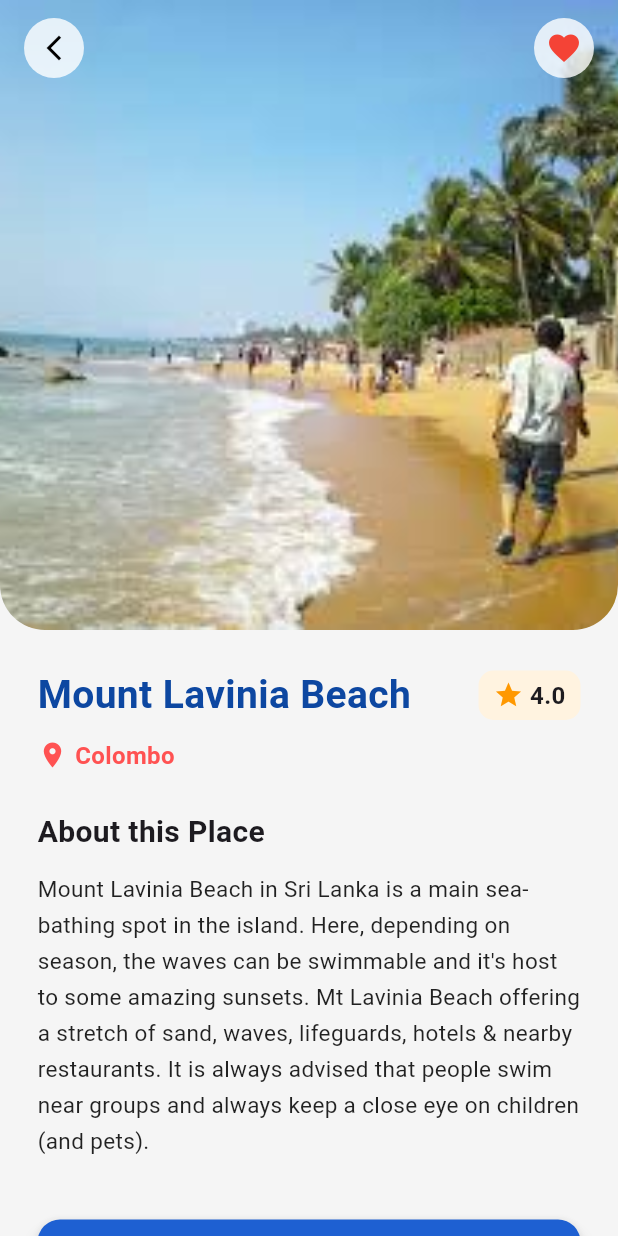
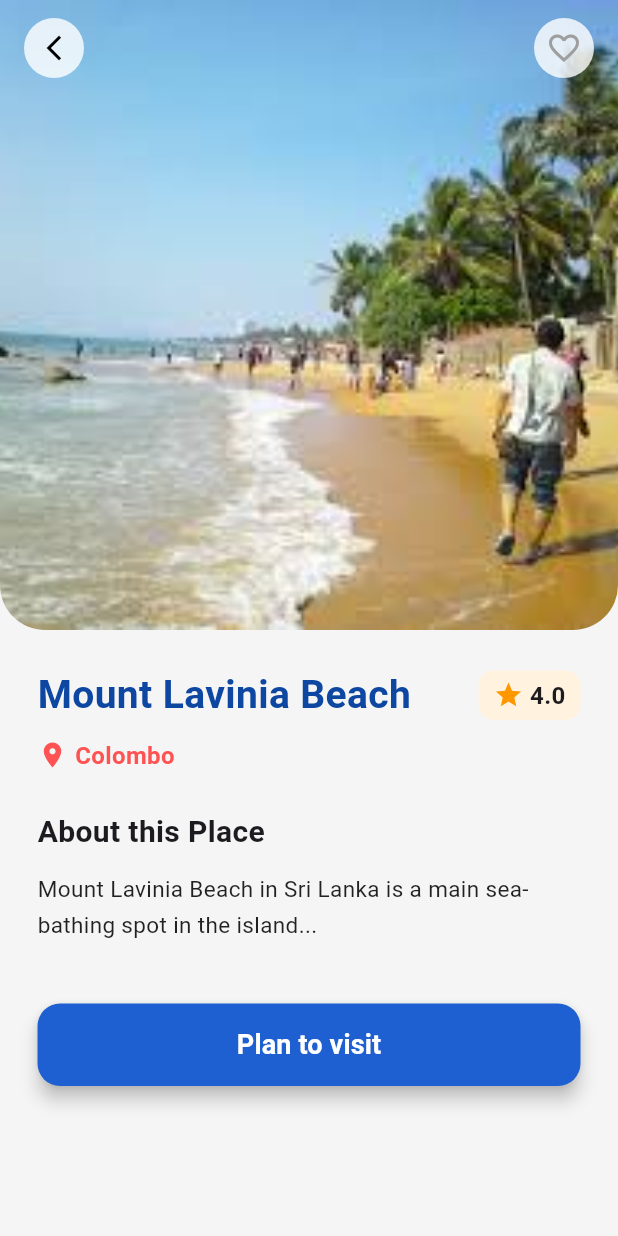
Before and after one commit to SasinduYomal/Simple-Travel-Application, a Flutter app: the DetailsScreen screen opened directly with sample values from the repository, after a tap on the "favorite" icon, on a phone screen of 412 x 824 dp. Run offline on Flutter 3.47's test engine with Material 3 defaults, Android fonts, the phone set to English and light mode, and no system bars.

Commit message:
implement favorite functionality and refactor details screen logic

```diff
--- a/lib/data/places_data.dart
+++ b/lib/data/places_data.dart
@@ -1,12 +1,11 @@
 import '../models/place.dart';
 
-const List<Place> places = [
+List<Place> places = [
   Place(
     id: '1',
     name: 'Mount Lavinia Beach',
     location: 'Colombo',
-    description:
-    'Mount Lavinia Beach in Sri Lanka is a main sea-bathing spot in the island. Here, depending on season, the waves can be swimmable and it\'s host to some amazing sunsets. Mt Lavinia Beach offering a stretch of sand, waves, lifeguards, hotels & nearby restaurants. It is always advised that people swim near groups and always keep a close eye on children (and pets).',
+    description: 'Mount Lavinia Beach in Sri Lanka is a main sea-bathing spot in the island...',
     rating: 4.0,
     imagePath: 'assets/place1.jpg',
     category: 'Beach',
@@ -16,8 +15,7 @@ const List<Place> places = [
     id: '2',
     name: 'Gregory Lake',
     location: 'Nuwara Eliya',
-    description:
-    'Gregory Lake is a peaceful attraction surrounded by misty hills.',
+    description: 'Gregory Lake is a peaceful attraction surrounded by misty hills.',
     rating: 4.3,
     imagePath: 'assets/place2.jpg',
     category: 'Beach',
@@ -27,8 +25,7 @@ const List<Place> places = [
     id: '3',
     name: 'Sigiriya Rock Fortress',
     location: 'Matale',
-    description:
-    'An ancient rock fortress and palace ruin in the central Matale District. A UNESCO World Heritage Site surrounded by lush greenery.',
+    description: 'An ancient rock fortress and palace ruin in the central Matale District.',
     rating: 4.8,
     imagePath: 'assets/place3.jpg',
     category: 'Mountains',
@@ -38,8 +35,7 @@ const List<Place> places = [
     id: '4',
     name: 'Ella Rock',
     location: 'Ella',
-    description:
-    'A popular hiking destination offering stunning views of the surrounding tea plantations and valleys. Best visited at sunrise.',
+    description: 'A popular hiking destination offering stunning views...',
     rating: 4.6,
     imagePath: 'assets/place4.jpg',
     category: 'Mountains',
@@ -49,8 +45,7 @@ const List<Place> places = [
     id: '5',
     name: 'Galle Fort',
     location: 'Galle',
-    description:
-    'A historic fort built first in 1588 by the Portuguese and then extensively fortified by the Dutch. A UNESCO World Heritage Site.',
+    description: 'A historic fort built first in 1588 by the Portuguese...',
     rating: 4.5,
     imagePath: 'assets/place5.jpg',
     category: 'Cities',
@@ -60,8 +55,7 @@ const List<Place> places = [
     id: '6',
     name: 'Kandy City',
     location: 'Kandy',
-    description:
-    'The cultural capital of Sri Lanka, home to the famous Temple of the Tooth Relic and surrounded by misty mountains.',
+    description: 'The cultural capital of Sri Lanka...',
     rating: 4.7,
     imagePath: 'assets/place6.jpg',
     category: 'Cities',
--- a/lib/models/place.dart
+++ b/lib/models/place.dart
@@ -18,4 +18,17 @@ class Place {
     required this.category,
     this.isFavourite = false,
   });
+
+  Place copyWith({bool? isFavourite}) {
+    return Place(
+      id: id,
+      name: name,
+      location: location,
+      description: description,
+      rating: rating,
+      imagePath: imagePath,
+      category: category,
+      isFavourite: isFavourite ?? this.isFavourite,
+    );
+  }
 }
--- a/lib/screens/details_screen.dart
+++ b/lib/screens/details_screen.dart
@@ -1,10 +1,34 @@
 import 'package:flutter/material.dart';
 import '../models/place.dart';
+import '../data/places_data.dart';
 
-class DetailsScreen extends StatelessWidget {
+class DetailsScreen extends StatefulWidget {
   final Place place;
+  const DetailsScreen({super.key, required this.place});
 
-  const DetailsScreen({super.key, required this.place});
+  @override
+  State<DetailsScreen> createState() => _DetailsScreenState();
+}
+
+class _DetailsScreenState extends State<DetailsScreen> {
+  late bool _isFavorited;
+
+  @override
+  void initState() {
+    super.initState();
+    _isFavorited = widget.place.isFavourite;
+  }
+
+  void _toggleFavorite() {
+    setState(() {
+      _isFavorited = !_isFavorited;
+
+      int index = places.indexWhere((p) => p.id == widget.place.id);
+      if (index != -1) {
+        places[index] = places[index].copyWith(isFavourite: _isFavorited);
+      }
+    });
+  }
 
   @override
   Widget build(BuildContext context) {
@@ -30,14 +54,13 @@ class DetailsScreen extends StatelessWidget {
             child: CircleAvatar(
               backgroundColor: Colors.white.withOpacity(0.8),
               child: IconButton(
+                // Status එක අනුව icon සහ පාට වෙනස් වෙනවා [cite: 4, 5, 6]
                 icon: Icon(
-                  place.isFavourite ? Icons.favorite : Icons.favorite_border,
-                  color: place.isFavourite ? Colors.red : Colors.grey,
+                  _isFavorited ? Icons.favorite : Icons.favorite_border,
+                  color: _isFavorited ? Colors.red : Colors.grey,
                   size: 24,
                 ),
-                onPressed: () {
-                  print("Favorite clicked!");
-                },
+                onPressed: _toggleFavorite,
               ),
             ),
           ),
@@ -52,7 +75,7 @@ class DetailsScreen extends StatelessWidget {
                 bottomRight: Radius.circular(30),
               ),
               child: Image.asset(
-                place.imagePath,
+                widget.place.imagePath,
                 height: 420,
                 width: double.infinity,
                 fit: BoxFit.cover,
@@ -68,27 +91,17 @@ class DetailsScreen extends StatelessWidget {
                     children: [
                       Expanded(
                         child: Text(
-                          place.name,
-                          style: const TextStyle(
-                            fontSize: 26,
-                            fontWeight: FontWeight.bold,
-                            color: Color(0xFF0D47A1),
-                          ),
+                          widget.place.name,
+                          style: const TextStyle(fontSize: 26, fontWeight: FontWeight.bold, color: Color(0xFF0D47A1)),
                         ),
                       ),
                       Container(
                         padding: const EdgeInsets.symmetric(horizontal: 10, vertical: 5),
-                        decoration: BoxDecoration(
-                          color: Colors.orange[50],
-                          borderRadius: BorderRadius.circular(10),
-                        ),
+                        decoration: BoxDecoration(color: Colors.orange[50], borderRadius: BorderRadius.circular(10)),
                         child: Row(
                           children: [
                             const Icon(Icons.star, color: Colors.orange, size: 20),
-                            Text(
-                              ' ${place.rating}',
-                              style: const TextStyle(fontWeight: FontWeight.bold, fontSize: 16),
-                            ),
+                            Text(' ${widget.place.rating}', style: const TextStyle(fontWeight: FontWeight.bold, fontSize: 16)),
                           ],
                         ),
                       ),
@@ -99,30 +112,13 @@ class DetailsScreen extends StatelessWidget {
                     children: [
                       const Icon(Icons.location_on, color: Colors.redAccent, size: 20),
                       const SizedBox(width: 5),
-                      Text(
-                        place.location,
-                        style: const TextStyle(
-                          color: Colors.redAccent,
-                          fontWeight: FontWeight.w600,
-                          fontSize: 16,
-                        ),
-                      ),
+                      Text(widget.place.location, style: const TextStyle(color: Colors.redAccent, fontWeight: FontWeight.w600, fontSize: 16)),
                     ],
                   ),
                   const SizedBox(height: 25),
-                  const Text(
-                    'About this Place',
-                    style: TextStyle(fontSize: 20, fontWeight: FontWeight.bold),
-                  ),
+                  const Text('About this Place', style: TextStyle(fontSize: 20, fontWeight: FontWeight.bold)),
                   const SizedBox(height: 12),
-                  Text(
-                    place.description,
-                    style: const TextStyle(
-                      color: Colors.black87,
-                      height: 1.6,
-                      fontSize: 15,
-                    ),
-                  ),
+                  Text(widget.place.description, style: const TextStyle(color: Colors.black87, height: 1.6, fontSize: 15)),
                   const SizedBox(height: 40),
                   SizedBox(
                     width: double.infinity,
@@ -131,19 +127,10 @@ class DetailsScreen extends StatelessWidget {
                       onPressed: () {},
                       style: ElevatedButton.styleFrom(
                         backgroundColor: const Color(0xFF1E60D2),
-                        shape: RoundedRectangleBorder(
-                          borderRadius: BorderRadius.circular(15),
-                        ),
+                        shape: RoundedRectangleBorder(borderRadius: BorderRadius.circular(15)),
                         elevation: 5,
                       ),
-                      child: const Text(
-                        'Plan to visit',
-                        style: TextStyle(
-                          fontSize: 18,
-                          color: Colors.white,
-                          fontWeight: FontWeight.bold,
-                        ),
-                      ),
+                      child: const Text('Plan to visit', style: TextStyle(fontSize: 18, color: Colors.white, fontWeight: FontWeight.bold)),
                     ),
                   ),
                   const SizedBox(height: 20),
--- a/lib/screens/profile_screen.dart
+++ b/lib/screens/profile_screen.dart
@@ -23,8 +23,8 @@ class ProfileScreen extends StatelessWidget {
                 children: [
                   const CircleAvatar(radius: 60, backgroundImage: AssetImage("assets/profile.jpg")),
                   const SizedBox(height: 15),
-                  const Text("Sasindu Yomal", style: TextStyle(fontWeight: FontWeight.bold, fontSize: 20, color: Colors.white)),
-                  const Text("sasinduyomal22@gmail.com", style: TextStyle(fontSize: 16, color: Colors.white70)),
+                  const Text("Sasindu Yomal", style: TextStyle(fontWeight: FontWeight.bold, fontSize: 20, color: Colors.black)),
+                  const Text("sasinduyomal22@gmail.com", style: TextStyle(fontSize: 16, color: Colors.black)),
                 ],
               ),
             ),
--- a/lib/widgets/status_card.dart
+++ b/lib/widgets/status_card.dart
@@ -18,7 +18,7 @@ class StatusCard extends StatelessWidget {
       child: Column(
         children: [
           Text(value, style: const TextStyle(fontSize: 18, fontWeight: FontWeight.bold, color: Colors.blue)),
-          Text(label, style: const TextStyle(fontSize: 12, color: Colors.grey)),
+          Text(label, style: const TextStyle(fontSize: 12, color: Colors.green)),
         ],
       ),
     );
```
Also changed, not shown: lib/screens/favorites_screen.dart (deleted, +0 -32 lines), lib/screens/favourite_screen.dart (added, +48 -0 lines), lib/screens/navigation_wrapper.dart (+5 -4 lines), lib/widgets/favorites_card.dart (+4 -19 lines).
